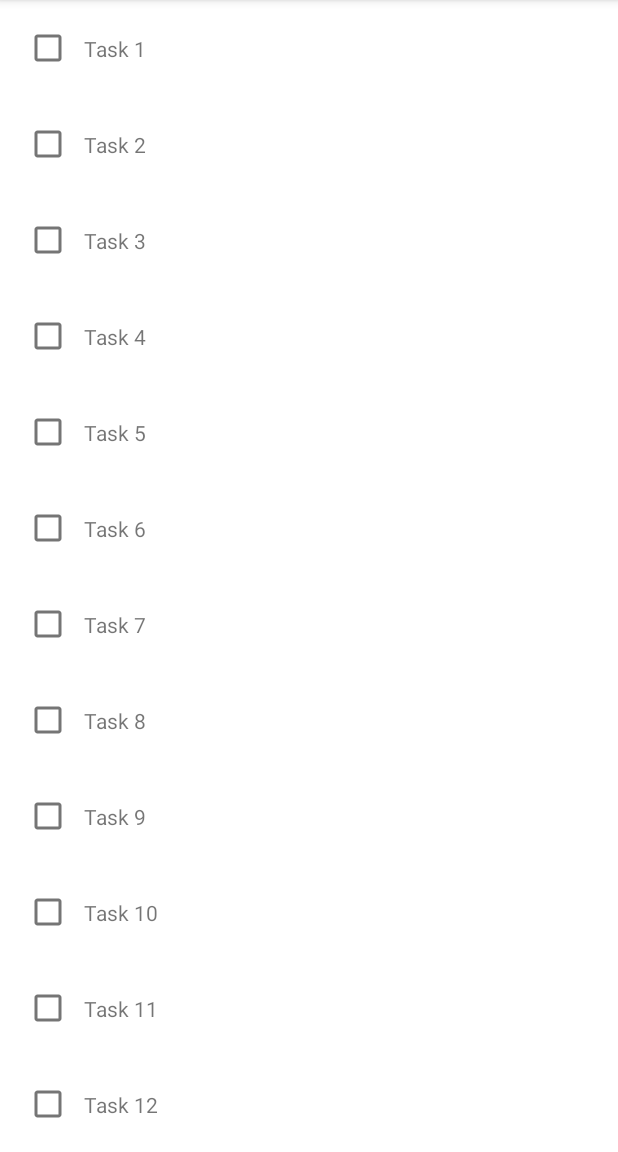
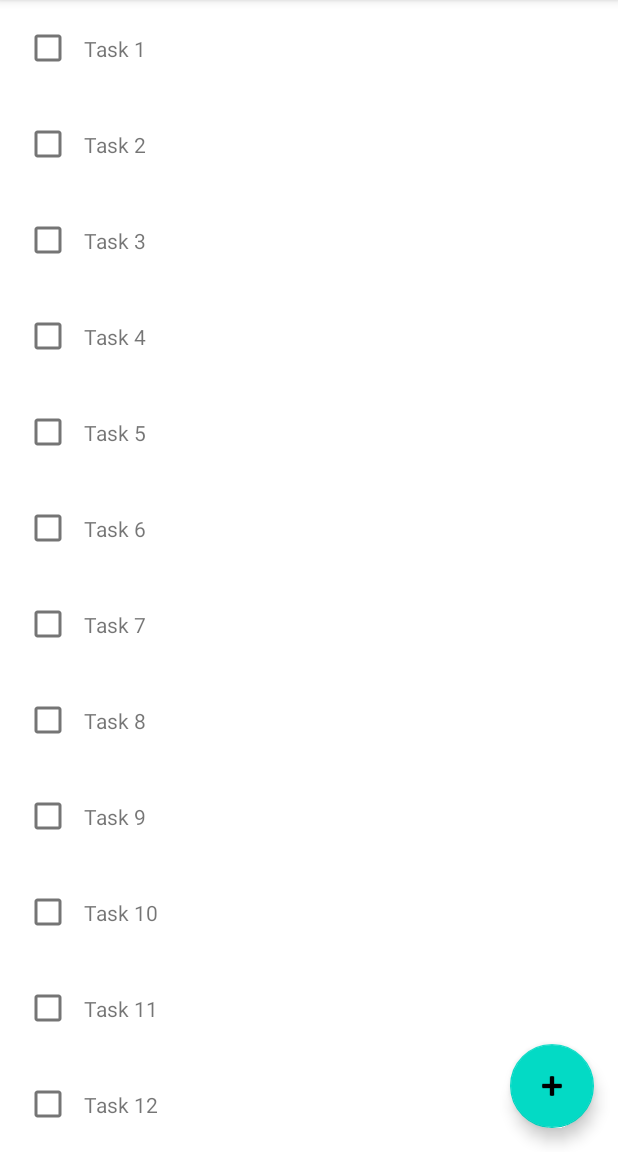
Before and after one commit to dragongling/Personal-planning-app, an Android app: the screen it shows after launch (MainActivity), on a phone screen of 412 x 824 dp, the part 84-1236 px from its top. Run offline under Robolectric (Android 15) with nearby library versions, the phone set to English and light mode, and no system bars.

Commit message:
FAB added

```diff
--- a/app/src/main/res/layout/activity_main.xml
+++ b/app/src/main/res/layout/activity_main.xml
@@ -1,5 +1,7 @@
 <?xml version="1.0" encoding="utf-8"?>
-<androidx.constraintlayout.widget.ConstraintLayout xmlns:android="http://schemas.android.com/apk/res/android"
+<androidx.coordinatorlayout.widget.CoordinatorLayout
+    xmlns:android="http://schemas.android.com/apk/res/android"
+    xmlns:app="http://schemas.android.com/apk/res-auto"
     xmlns:tools="http://schemas.android.com/tools"
     android:layout_width="match_parent"
     android:layout_height="match_parent"
@@ -8,7 +10,14 @@
     <androidx.recyclerview.widget.RecyclerView
         android:id="@+id/tasksRecyclerView"
         android:layout_width="match_parent"
-        android:layout_height="match_parent"
-        />
+        android:layout_height="match_parent" />
 
-</androidx.constraintlayout.widget.ConstraintLayout>
+    <com.google.android.material.floatingactionbutton.FloatingActionButton
+        android:id="@+id/fab"
+        android:layout_width="wrap_content"
+        android:layout_height="wrap_content"
+        android:layout_gravity="bottom|end"
+        android:layout_margin="@dimen/fab_margin"
+        android:contentDescription="@string/add_task_button_desc"
+        app:srcCompat="@android:drawable/ic_input_add" />
+</androidx.coordinatorlayout.widget.CoordinatorLayout>
--- /dev/null
+++ b/app/src/main/res/values/dimens.xml
@@ -0,0 +1,3 @@
+<resources>
+    <dimen name="fab_margin">16dp</dimen>
+</resources>
--- a/build.gradle
+++ b/build.gradle
@@ -6,7 +6,7 @@ buildscript {
         jcenter()
     }
     dependencies {
-        classpath "com.android.tools.build:gradle:4.1.2"
+        classpath 'com.android.tools.build:gradle:4.1.3'
         classpath "org.jetbrains.kotlin:kotlin-gradle-plugin:$kotlin_version"
 
         // NOTE: Do not place your application dependencies here; they belong
```
Also changed, not shown: app/build.gradle (+9 -0 lines), app/src/main/res/values/strings.xml (+10 -0 lines), app/src/main/res/values/themes.xml (+9 -0 lines), 1 other file.
